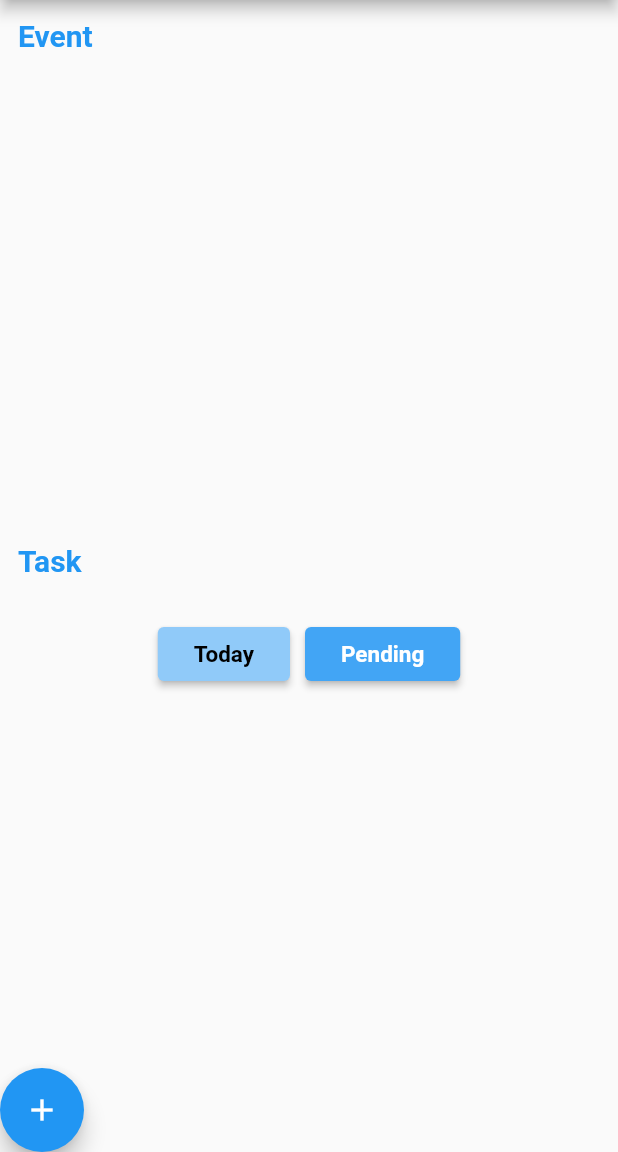
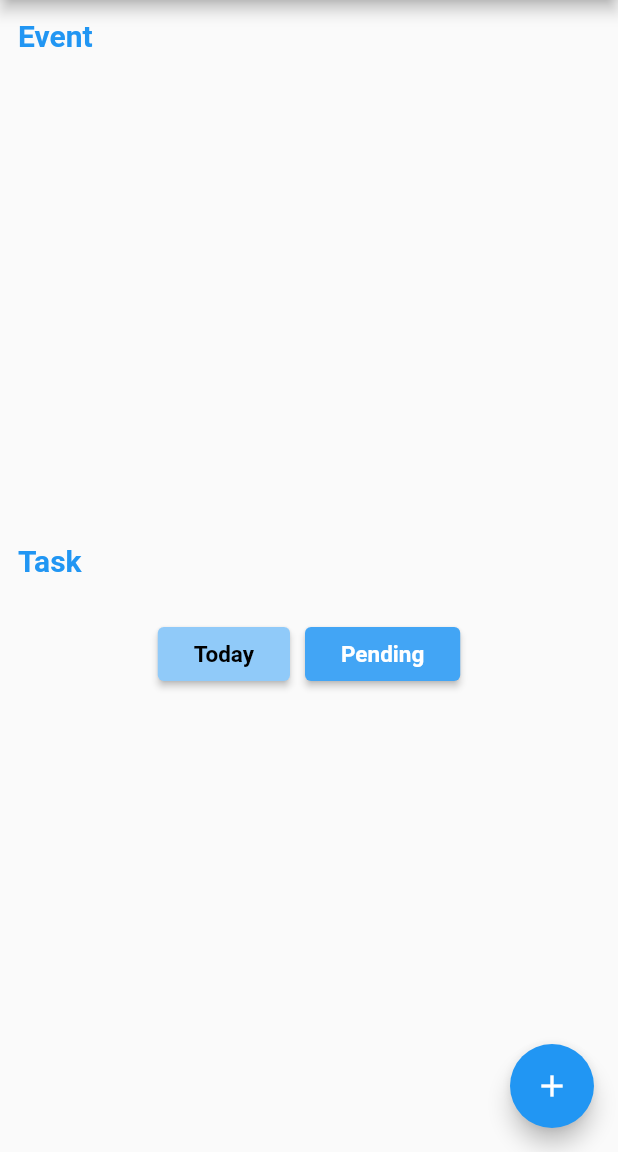
Before and after one commit to Akash-Raj-ST/docket, a Flutter app: the screen it shows after launch, after a tap on "Pending", on a phone screen of 412 x 824 dp, the part 84-1236 px from its top. Run offline on Flutter 3.47's test engine with Material 2 defaults, Android fonts, the phone set to English and light mode, and no system bars; our stand-ins replace bloc, date_time_picker, equatable, flutter_bloc, hive, hive_flutter; accounts and stored records are empty.

Commit message:
task checkbox done (update)

```diff
--- a/lib/main.dart
+++ b/lib/main.dart
@@ -14,14 +14,36 @@ import 'events/bloc/event_bloc.dart';
 
 Future<void> main() async {
   await Hive.initFlutter();
-  runApp(MultiRepositoryProvider(
+  runApp(MainApp());
+}
+
+class MainApp extends StatelessWidget {
+  const MainApp({super.key});
+
+  @override
+  Widget build(BuildContext context) {
+    return MultiRepositoryProvider(
               providers: [
                 RepositoryProvider(create: (context) => EventService()),
                 RepositoryProvider(create: (context) => TaskService()),
               ],
+
+              child: MultiBlocProvider(
+                providers: [
+                  BlocProvider<TaskBloc>(
+                    create: (BuildContext context) => TaskBloc(RepositoryProvider.of<TaskService>(context))..add(TaskServiceEvent()),
+                  ),
+                  BlocProvider<EventBloc>(
+                    create: (BuildContext context) => EventBloc(RepositoryProvider.of<EventService>(context))..add(EventServiceEvent()),
+                  ),
+                ],
+
                 child: MaterialApp(
                   home: MyApp(),
-      )));
+                ),
+              )
+          );
+  }
 }
 
 class MyApp extends StatelessWidget {
@@ -37,7 +59,21 @@ class MyApp extends StatelessWidget {
             TaskPage(),
           ],
         ),
-        //floatingActionButton: AddButton(context)
+
+        floatingActionButton: FloatingActionButton(
+                  onPressed: (){
+                    Navigator.of(context)
+                        .push(MaterialPageRoute(
+                          builder: (_) => BlocProvider.value(
+                            value: BlocProvider.of<TaskBloc>(context),
+                            child: AddPage()
+                            )
+                          )
+                    );
+
+                  },
+                  child: Icon(Icons.add),
+                )
       );
   }
 }
--- a/lib/models/task.dart
+++ b/lib/models/task.dart
@@ -3,7 +3,7 @@ import 'package:hive/hive.dart';
 part 'task.g.dart';
 
 @HiveType(typeId: 1)
-class Task {
+class Task extends HiveObject{
   @HiveField(0)
   final String title;
 
--- a/lib/tasks/TaskPage.dart
+++ b/lib/tasks/TaskPage.dart
@@ -29,23 +29,18 @@ class _TaskState extends State<TaskPage> {
 
   @override
   Widget build(BuildContext context) {
-    return BlocProvider(
+    return BlocConsumer<TaskBloc, TaskState>(
 
-      create: (context) => TaskBloc(
-        RepositoryProvider.of<TaskService>(context)
-      )..add(TaskServiceEvent()),
+      listener: (context, state) {
 
-      child: BlocConsumer<TaskBloc, TaskState>(
-        listener: (context, state) {
-          // TODO: implement listener
-          if(state is TaskAdded){
-            print("Task Added snackbar");
-          }
-        },
+        if(state is TaskAdded){
+          print("Task Added snackbar");
+        }
+
+      },
 
       builder: (context, state) {
 
-        if(state is TaskLoadedState){
           return Expanded(
             flex: 3,
             child: Column(
@@ -62,33 +57,11 @@ class _TaskState extends State<TaskPage> {
                         : PendingTask()
                 ),
 
-                FloatingActionButton(
-                  onPressed: (){
-                    Navigator.of(context)
-                        .push(MaterialPageRoute(
-                          builder: (_) => BlocProvider.value(
-                            value: BlocProvider.of<TaskBloc>(context),
-                            child: AddPage()
-                            )
-                          )
-                    );
-
-                  },
-                  child: Icon(Icons.add),
-                )
               ],
             ),
           );
-        }
 
-        else{
-
-          return Center(
-            child: Text("Loading.."),
-          );
-        }
-        },
-      ),
+      },
     );
   }
 }
--- a/lib/tasks/bloc/task_bloc.dart
+++ b/lib/tasks/bloc/task_bloc.dart
@@ -33,6 +33,7 @@ class TaskBloc extends Bloc<TaskEvent, TaskState> {
 
     on<UpdateTaskEvent>((event, emit) {
       _taskService.updateTask(event.key, event.task);
+      add(LoadTaskEvent());
     });
 
     on<DeleteTaskEvent>((event, emit) {
```
Also changed, not shown: lib/tasks/PendingTask.dart (+25 -13 lines), lib/tasks/TodayTask.dart (+25 -12 lines). Lines whose indentation alone changed are shown as unchanged.
